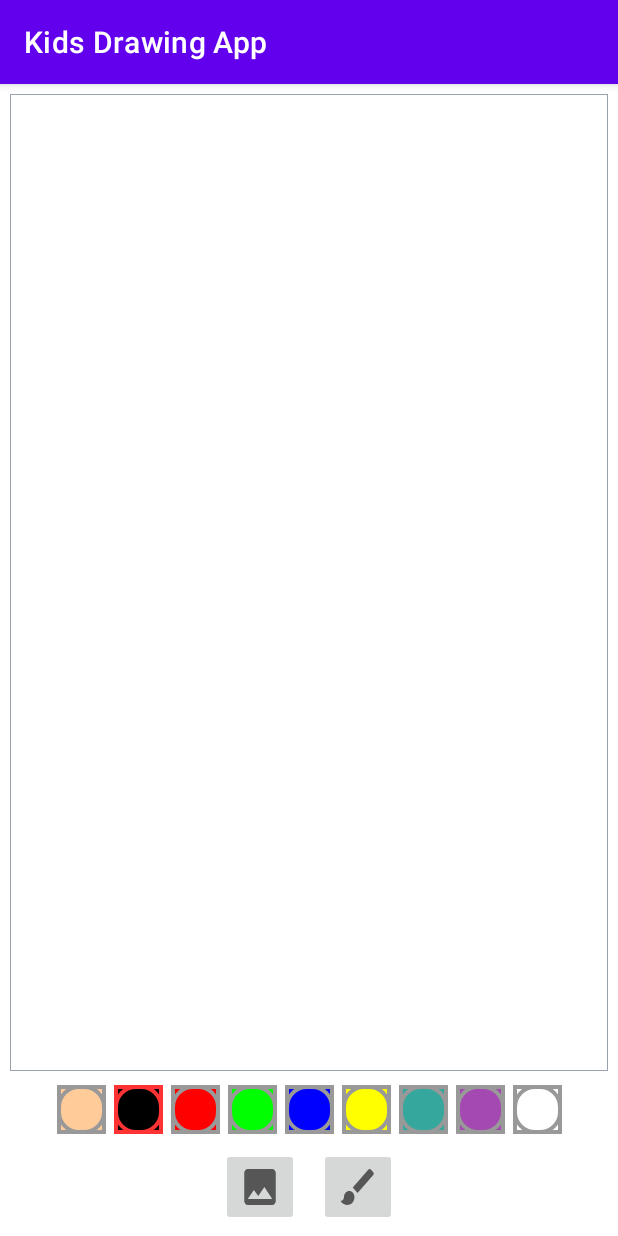
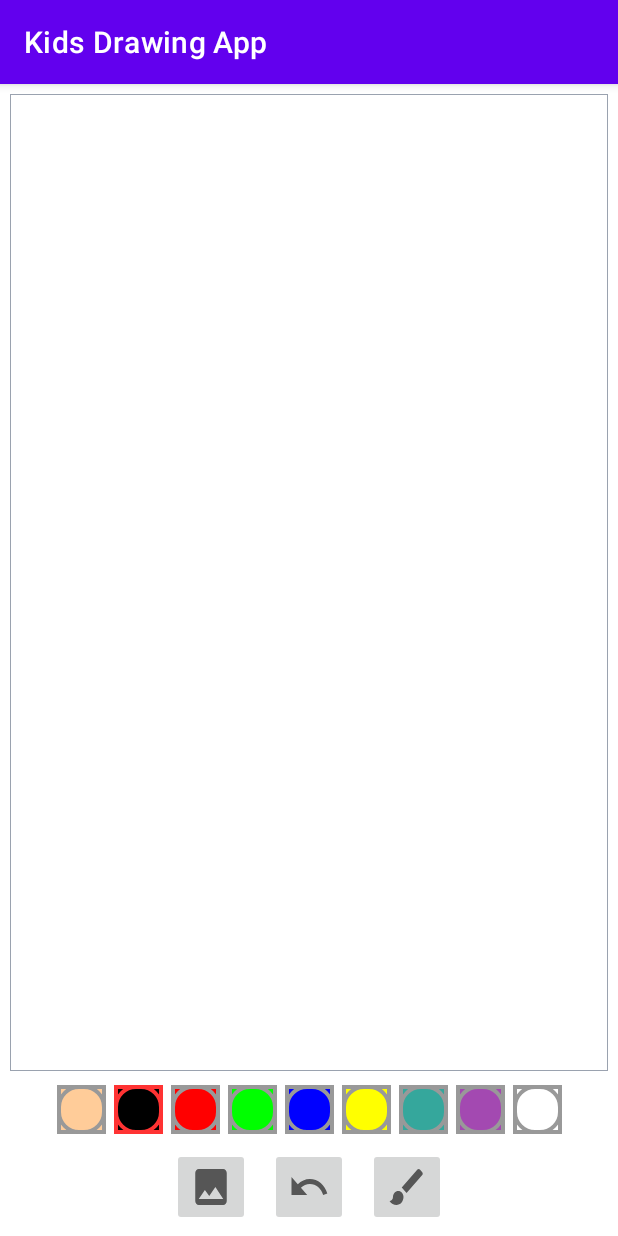
Before and after one commit to kundan-gif/DrawingApp, an Android app: the screen it shows after launch (MainActivity), on a phone screen of 412 x 824 dp. Run offline under Robolectric (Android 15) with nearby library versions, the phone set to English and light mode, and no system bars; our stand-ins replace sdp/ssp sizes.

Commit message:
undo the sketches

```diff
--- a/KidsDrawingApp/app/src/main/java/com/example/kidsdrawingapp/DrawingView.kt
+++ b/KidsDrawingApp/app/src/main/java/com/example/kidsdrawingapp/DrawingView.kt
@@ -17,9 +17,16 @@ class DrawingView(context: Context, attrs: AttributeSet) : View(context, attrs)
     private var color = Color.BLACK
     private var canvas: Canvas? = null
     private val mPaths = ArrayList<CustomPath>()
+    private val mUndoPaths=ArrayList<CustomPath>()
 
     init {
         setUpDrawing()
+    }
+    fun onClickUndo(){
+        if(mPaths.size>0){
+            mUndoPaths.add(mPaths.removeAt(mPaths.size-1))
+            invalidate()
+        }
     }
 
     private fun setUpDrawing() {
--- a/KidsDrawingApp/app/src/main/java/com/example/kidsdrawingapp/MainActivity.kt
+++ b/KidsDrawingApp/app/src/main/java/com/example/kidsdrawingapp/MainActivity.kt
@@ -40,6 +40,9 @@ class MainActivity : AppCompatActivity() {
             }else{
                 requestStoragePermission()
             }
+        }
+        ib_undo.setOnClickListener {
+            drawing_View.onClickUndo()
         }
     }
 
--- /dev/null
+++ b/KidsDrawingApp/app/src/main/res/drawable/ic_undo.xml
@@ -0,0 +1,10 @@
+<vector xmlns:android="http://schemas.android.com/apk/res/android"
+    android:width="24dp"
+    android:height="24dp"
+    android:viewportWidth="24"
+    android:viewportHeight="24"
+    android:tint="?attr/colorControlNormal">
+  <path
+      android:fillColor="@android:color/white"
+      android:pathData="M12.5,8c-2.65,0 -5.05,0.99 -6.9,2.6L2,7v9h9l-3.62,-3.62c1.39,-1.16 3.16,-1.88 5.12,-1.88 3.54,0 6.55,2.31 7.6,5.5l2.37,-0.78C21.08,11.03 17.15,8 12.5,8z"/>
+</vector>
--- a/KidsDrawingApp/app/src/main/res/layout/activity_main.xml
+++ b/KidsDrawingApp/app/src/main/res/layout/activity_main.xml
@@ -150,6 +150,15 @@
         android:src="@drawable/ic_image"
         />
     <ImageButton
+        android:id="@+id/ib_undo"
+        android:layout_width="@dimen/_40sdp"
+        android:layout_height="@dimen/_40sdp"
+        android:layout_margin="@dimen/_5sdp"
+        android:contentDescription="undo_image"
+        android:scaleType="fitXY"
+        android:src="@drawable/ic_undo"
+        />
+    <ImageButton
         android:id="@+id/ib_brush"
         android:layout_width="@dimen/_40sdp"
         android:layout_height="@dimen/_40sdp"
```
